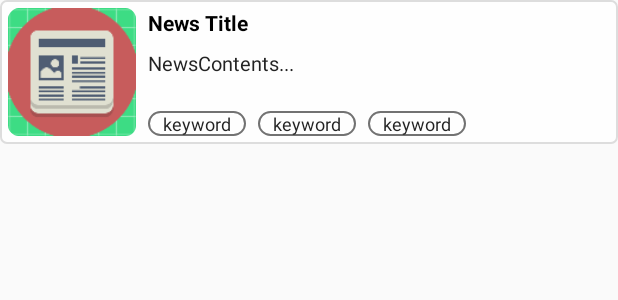
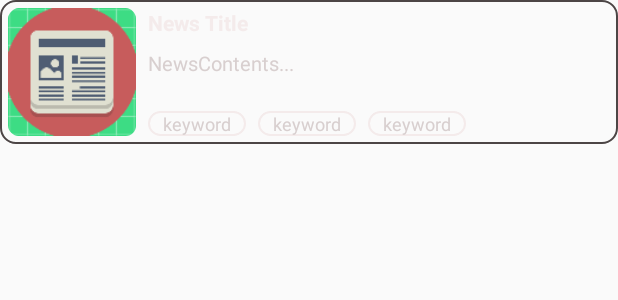
Before and after one commit to kimhyebeen/Android_News_Refactoring, an Android app: the layout item_news.xml on its own in the app's theme, with its tools: preview values and no code run, on a phone screen of 412 x 824 dp. Shown: the top 300 px of the screen. Run offline under Robolectric (Android 15) with nearby library versions, the phone set to English and light mode, and no system bars; network calls fail.

Commit message:
[Issue-1] UI 변경

```diff
--- a/app/src/main/res/drawable-v24/bg_news_item.xml
+++ b/app/src/main/res/drawable-v24/bg_news_item.xml
@@ -1,10 +1,8 @@
 <?xml version="1.0" encoding="utf-8"?>
 <shape xmlns:android="http://schemas.android.com/apk/res/android">
     <stroke
-        android:color="#DDDDDD"
+        android:color="#4C4545"
         android:width="1dp" />
     <corners
-        android:radius="4dp" />
-    <solid
-        android:color="#dfffffff" />
+        android:radius="10dp" />
 </shape>
--- a/app/src/main/res/drawable/bg_news_title.xml
+++ b/app/src/main/res/drawable/bg_news_title.xml
@@ -1,7 +1,7 @@
 <?xml version="1.0" encoding="utf-8"?>
 <shape xmlns:android="http://schemas.android.com/apk/res/android">
     <stroke
-        android:color="#ffffff"
+        android:color="#F4EBEB"
         android:width="3dp" />
     <corners
         android:radius="5dp" />
--- a/app/src/main/res/drawable/keyline.xml
+++ b/app/src/main/res/drawable/keyline.xml
@@ -1,7 +1,7 @@
 <?xml version="1.0" encoding="utf-8"?>
 <shape xmlns:android="http://schemas.android.com/apk/res/android">
     <stroke
-        android:color="#727272"
+        android:color="#F4EBEB"
         android:width="1dp" />
     <corners
         android:radius="10dp" />
--- a/app/src/main/res/layout/activity_main.xml
+++ b/app/src/main/res/layout/activity_main.xml
@@ -5,7 +5,7 @@
     android:id="@+id/mainConstraint"
     android:layout_width="match_parent"
     android:layout_height="match_parent"
-    android:background="@drawable/bg_main"
+    android:background="#292929"
     tools:context=".activity.MainActivity">
 
     <TextView
@@ -13,10 +13,9 @@
         android:layout_width="200dp"
         android:layout_height="wrap_content"
         android:layout_marginTop="16dp"
-        android:background="@drawable/bg_news_title"
         android:gravity="center"
         android:text="@string/news"
-        android:textColor="#FFFFFF"
+        android:textColor="#F4EBEB"
         android:textSize="30sp"
         app:layout_constraintLeft_toLeftOf="parent"
         app:layout_constraintRight_toRightOf="parent"
--- a/app/src/main/res/layout/item_news.xml
+++ b/app/src/main/res/layout/item_news.xml
@@ -28,7 +28,7 @@
         android:ellipsize="end"
         android:maxLines="1"
         android:text="@string/title"
-        android:textColor="#000000"
+        android:textColor="#F4EBEB"
         android:textSize="14sp"
         android:textStyle="bold"
         app:layout_constraintEnd_toEndOf="parent"
@@ -45,7 +45,7 @@
         android:ellipsize="end"
         android:maxLines="2"
         android:text="@string/contents"
-        android:textColor="#232323"
+        android:textColor="#D8CFCF"
         android:textSize="13sp"
         app:layout_constraintEnd_toEndOf="parent"
         app:layout_constraintStart_toEndOf="@+id/newsImage"
@@ -60,7 +60,7 @@
         android:paddingLeft="10dp"
         android:paddingRight="10dp"
         android:text="@string/keyword"
-        android:textColor="#232323"
+        android:textColor="#D8CFCF"
         android:textSize="12sp"
         app:layout_constraintBottom_toBottomOf="@+id/newsImage"
         app:layout_constraintStart_toEndOf="@+id/newsImage" />
@@ -74,7 +74,7 @@
         android:paddingLeft="10dp"
         android:paddingRight="10dp"
         android:text="@string/keyword"
-        android:textColor="#232323"
+        android:textColor="#D8CFCF"
         android:textSize="12sp"
         app:layout_constraintBottom_toBottomOf="@+id/newsImage"
         app:layout_constraintStart_toEndOf="@+id/keyword1" />
@@ -88,7 +88,7 @@
         android:paddingLeft="10dp"
         android:paddingRight="10dp"
         android:text="@string/keyword"
-        android:textColor="#232323"
+        android:textColor="#D8CFCF"
         android:textSize="12sp"
         app:layout_constraintBottom_toBottomOf="@+id/newsImage"
         app:layout_constraintStart_toEndOf="@+id/keyword2" />
--- a/app/src/main/res/values/colors.xml
+++ b/app/src/main/res/values/colors.xml
@@ -1,6 +1,6 @@
 <?xml version="1.0" encoding="utf-8"?>
 <resources>
-    <color name="colorPrimary">#6200EE</color>
-    <color name="colorPrimaryDark">#3700B3</color>
+    <color name="colorPrimary">#8393ED</color>
+    <color name="colorPrimaryDark">#3F51B5</color>
     <color name="colorAccent">#03DAC5</color>
 </resources>
```
